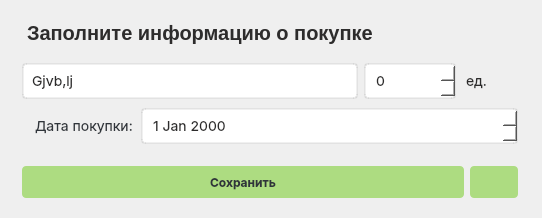
Old version of the form static/ui/add_storage_item.ui in the repository lochirina/SmartMenu.
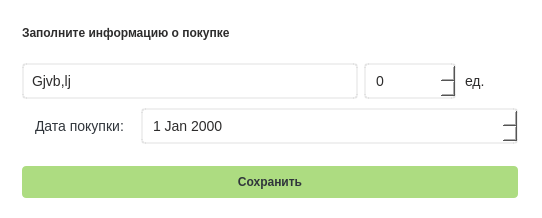
New version of the form. Icons and pictures are not drawn.

What changed in the file:
```diff
--- a/static/ui/add_storage_item.ui
+++ b/static/ui/add_storage_item.ui
@@ -11,7 +11,16 @@
    </rect>
   </property>
   <property name="windowTitle">
-   <string>MainWindow</string>
+   <string>Умное меню - Добавить покупку</string>
+  </property>
+  <property name="windowIcon">
+   <iconset>
+    <normaloff>../img/catCook.png</normaloff>../img/catCook.png</iconset>
+  </property>
+  <property name="styleSheet">
+   <string notr="true">background-color: rgb(255, 255, 255);
+
+font: 14pt &quot;STXihei&quot;;</string>
   </property>
   <widget class="QWidget" name="centralwidget">
    <widget class="QFrame" name="verticalFrame">
@@ -68,11 +77,9 @@
 
 width: 435px;
 height: 24px;
-margin-top: 8px;
-margin-bottom:8px;
 
-font-size: 20px;
-font-family: Inter, &quot;Extra Bold&quot;;
+font: 16pt &quot;Extra Bold&quot;;
+
 font-weight: 800;
 text-align: left;
 vertical-align: top</string>
@@ -101,7 +108,6 @@
     height: 32px; /* Высота */
     padding-left: 8px; /* Отступ для текста */
     font-size: 14px; /* Размер шрифта */
-    font-family: Inter; /* Шрифт */
 }
 
 QComboBox::drop-down {
@@ -175,10 +181,12 @@
 vertical-align:text-top;
 
 font-size:14px;
-font-family:Inter;
 left:12px;
 top:8px;</string>
            </property>
+           <property name="maximum">
+            <number>9999</number>
+           </property>
           </widget>
          </item>
          <item>
@@ -193,7 +201,6 @@
 text-align:left;
 vertical-align:text-top;
 font-size:14px;
-font-family:Inter;
 line-height:auto;
 border-style:hidden;
 outline:none;
@@ -243,20 +250,12 @@
 
 text-align:left;
 vertical-align:text-top;
-font-size:12px;
-font-family:Inter;
+font-size:14px;
 line-height:auto;
 border-style:hidden;
 outline:none;
 
 color:#30353b;
-text-align:left;
-vertical-align:text-top;
-font-size:14px;
-font-family:Inter;
-line-height:auto;
-border-style:hidden;
-outline:none;
 width:435px;</string>
            </property>
            <property name="text">
@@ -288,7 +287,6 @@
 vertical-align:text-top;
 
 font-size:14px;
-font-family:Inter;
 left:12px;
 top:8px;</string>
            </property>
@@ -312,7 +310,6 @@
 text-align:center;
 vertical-align:center;
 font-size:12px;
-font-family:Inter;
 line-height:auto;
 font-weight: bold;
 
@@ -336,69 +333,6 @@
            </property>
           </widget>
          </item>
-         <item>
-          <widget class="QPushButton" name="cancelStorageItemPushButton">
-           <property name="sizePolicy">
-            <sizepolicy hsizetype="Fixed" vsizetype="Fixed">
-             <horstretch>0</horstretch>
-             <verstretch>0</verstretch>
-            </sizepolicy>
-           </property>
-           <property name="minimumSize">
-            <size>
-             <width>48</width>
-             <height>48</height>
-            </size>
-           </property>
-           <property name="maximumSize">
-            <size>
-             <width>48</width>
-             <height>48</height>
-            </size>
-           </property>
-           <property name="styleSheet">
-            <string notr="true">QPushButton{
-height:32px;
-width:auto;
-
-color: #30353B;
-background: #ADDC81;
-margin-top: 16px;
-
-text-align:center;
-vertical-align:center;
-font-size:12px;
-font-family:Inter;
-line-height:auto;
-font-weight: bold;
-
-border-radius:4%;
-}
-
-QPushButton:hover {
-background: #AAAA81;
-border: 2px solid rgba(146, 146, 120, 75);
-}
-
-QPushButton:pressed{
-background: #AAAAFF;
-}</string>
-           </property>
-           <property name="text">
-            <string/>
-           </property>
-           <property name="icon">
-            <iconset>
-             <normaloff>../icons/bx_trash.svg</normaloff>../icons/bx_trash.svg</iconset>
-           </property>
-           <property name="iconSize">
-            <size>
-             <width>24</width>
-             <height>24</height>
-            </size>
-           </property>
-          </widget>
-         </item>
         </layout>
        </item>
       </layout>
```
